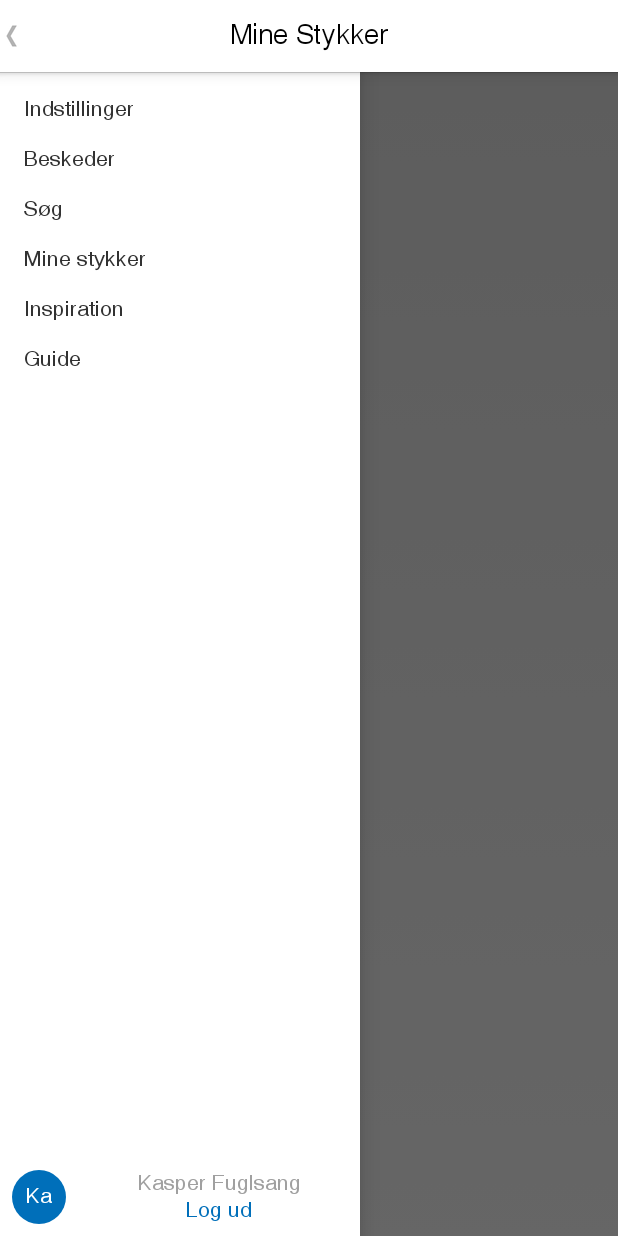
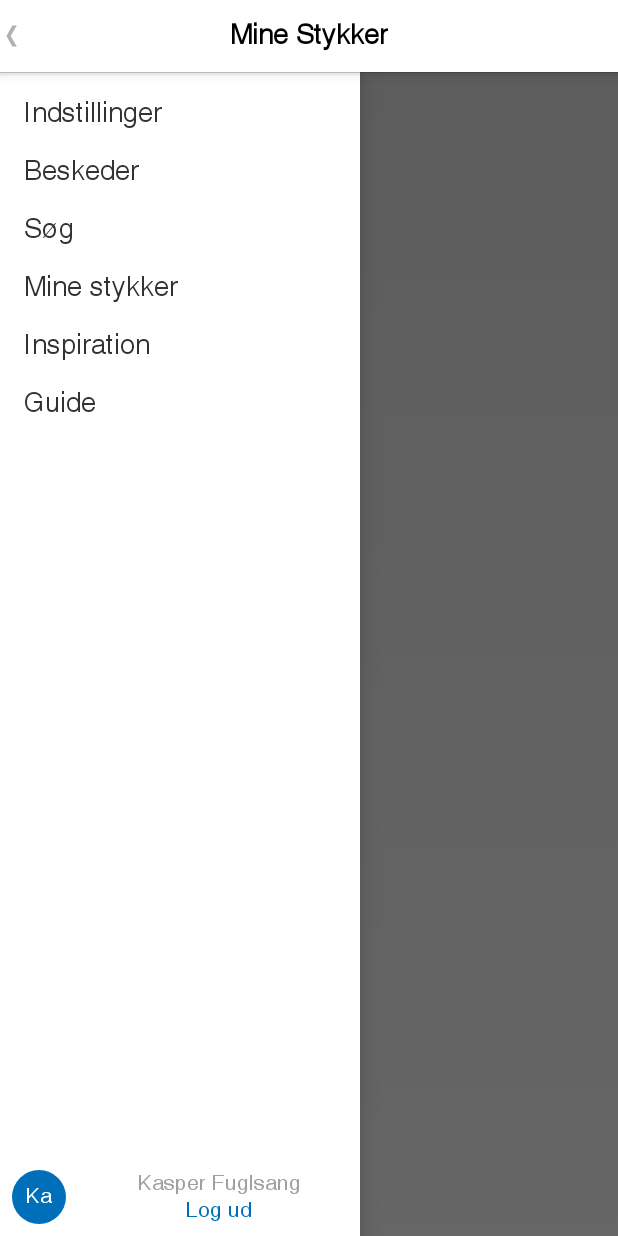
Before and after one commit to WebmyneMobileTeam/DT2, an Android app: the MyPlays screen opened directly, with no data from a screen before it, with the side drawer open, on a phone screen of 412 x 824 dp. Run offline under Robolectric (Android 15) with nearby library versions, the phone set to English and light mode, and no system bars; 2 statements that could not run were skipped.

Commit message:
Dhruvil changes

```diff
--- a/app/src/main/java/wm/com/dt/app/BaseActivity.java
+++ b/app/src/main/java/wm/com/dt/app/BaseActivity.java
@@ -3,6 +3,7 @@ package wm.com.dt.app;
 
 import android.app.ActionBar;
 import android.app.Activity;
+import android.graphics.Typeface;
 import android.os.Bundle;
 import android.graphics.Color;
 import android.graphics.drawable.ColorDrawable;
@@ -31,14 +32,16 @@ public class BaseActivity extends Activity {
                 ActionBar.LayoutParams.WRAP_CONTENT);
         acBarParams.gravity= Gravity.CENTER| Gravity.CENTER_VERTICAL;
         txtHeader=new WMTextView(this);
+
         getActionBar().setNavigationMode(ActionBar.NAVIGATION_MODE_STANDARD);
         getActionBar().setIcon(new ColorDrawable(Color.TRANSPARENT));
         getActionBar().setDisplayShowTitleEnabled(false);
         getActionBar().setBackgroundDrawable(new ColorDrawable(Color.parseColor("#ffffff")));
         getActionBar().setDisplayShowCustomEnabled(true);
         txtHeader.setTextColor(Color.BLACK);
-        txtHeader.setTextSize(TypedValue.COMPLEX_UNIT_SP, 18);
+        txtHeader.setTextSize(TypedValue.COMPLEX_UNIT_SP,18);
         getActionBar().setCustomView(txtHeader, acBarParams);
+        txtHeader.setTypeface(Typeface.createFromAsset(getAssets(),"helvetica.ttf"),Typeface.BOLD);
         //
 
 
--- a/app/src/main/res/layout/activity_login.xml
+++ b/app/src/main/res/layout/activity_login.xml
@@ -20,4 +20,6 @@
 
 
 
+
+
 </RelativeLayout>
--- a/app/src/main/res/layout/item_drawer.xml
+++ b/app/src/main/res/layout/item_drawer.xml
@@ -13,7 +13,8 @@
         android:paddingRight="16dp"
         android:id="@+id/txtDrawerItem"
         android:layout_width="match_parent"
-        android:layout_height="wrap_content">
+        android:layout_height="wrap_content"
+        android:textSize="@dimen/normalText">
 
     </wm.com.dt.customviews.WMTextView>
 
--- a/app/src/main/res/values/dimens.xml
+++ b/app/src/main/res/values/dimens.xml
@@ -5,7 +5,7 @@
 
     <!-- navigation drawer dimentions -->
     <dimen name="logout_image_size">36dp</dimen>
-    <dimen name="normalText">18dp</dimen>
+    <dimen name="normalText">18sp</dimen>
 
 
 </resources>
```
Also changed, not shown: app/src/main/java/wm/com/dt/my_plays/MyPlays.java (+3 -6 lines), app/src/main/res/layout/activity_settings.xml (+8 -0 lines).
